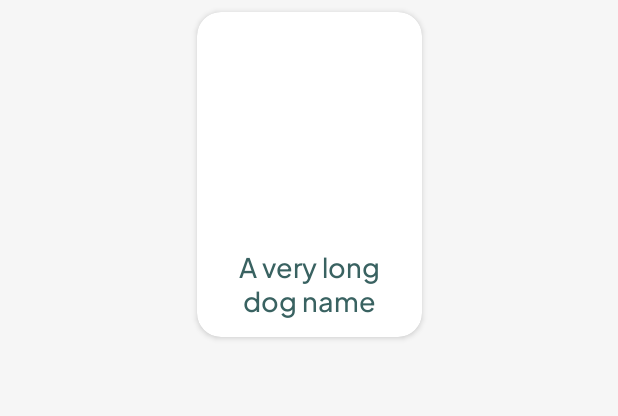
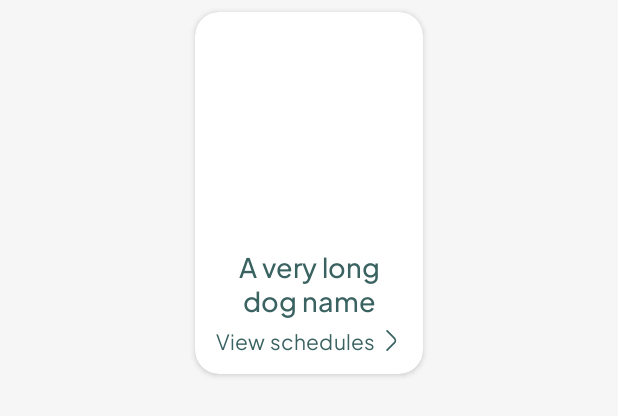
Before and after one commit to ajrnesto/WoofCare, an Android app: the layout cardview_pet.xml on its own in the app's theme, with its tools: preview values and no code run, on a phone screen of 412 x 824 dp. Shown: the top 416 px of the screen. Run offline under Robolectric (Android 15) with nearby library versions, the phone set to English and light mode, and no system bars; plain views replace RoundedImageView.

Commit message:
- Clickable pet thumbnails -> opens pet's schedules - Schedules receive pet uid arguments for filtering list of schedules.

```diff
--- /dev/null
+++ b/app/src/main/res/drawable-v24/angle_right_24.xml
@@ -0,0 +1 @@
+<vector xmlns:android="http://schemas.android.com/apk/res/android" android:width="24dp" android:height="24dp" android:viewportWidth="24" android:viewportHeight="24" android:tint="?attr/colorControlNormal"><path android:fillColor="@android:color/white" android:pathData="M7,24a1,1,0,0,1-0.71-0.29,1,1,0,0,1,0-1.42l8.17-8.17a3,3,0,0,0,0-4.24L6.29,1.71A1,1,0,0,1,7.71 0.29l8.17,8.17a5,5,0,0,1,0,7.08L7.71,23.71A1,1,0,0,1,7,24Z"/></vector>
--- a/app/src/main/res/layout/cardview_pet.xml
+++ b/app/src/main/res/layout/cardview_pet.xml
@@ -9,10 +9,10 @@
     <com.google.android.material.card.MaterialCardView
         android:layout_width="wrap_content"
         android:layout_height="wrap_content"
+        android:layout_marginTop="8dp"
+        android:layout_marginBottom="8dp"
         app:cardBackgroundColor="@color/white"
         app:cardCornerRadius="16dp"
-        android:layout_marginBottom="8dp"
-        android:layout_marginTop="8dp"
         app:cardElevation="2.4dp"
         app:layout_constraintBottom_toBottomOf="parent"
         app:layout_constraintEnd_toEndOf="parent"
@@ -38,18 +38,35 @@
                 android:layout_width="wrap_content"
                 android:layout_height="wrap_content"
                 android:layout_marginTop="5dp"
-                android:layout_marginBottom="12dp"
                 android:fontFamily="@font/plusjakartasans_medium"
                 android:maxWidth="130dp"
                 android:text="A very long dog name"
                 android:textAlignment="center"
                 android:textColor="?colorPrimary"
                 android:textSize="18sp"
-                app:layout_constraintBottom_toBottomOf="parent"
                 app:layout_constraintEnd_toEndOf="parent"
                 app:layout_constraintStart_toStartOf="parent"
                 app:layout_constraintTop_toBottomOf="@+id/ivPhoto" />
 
+            <com.google.android.material.button.MaterialButton
+                style="@style/WoofCare.Button.Icon"
+                android:layout_width="wrap_content"
+                android:layout_height="wrap_content"
+                android:layout_marginBottom="8dp"
+                android:backgroundTint="@color/white"
+                android:clickable="false"
+                android:focusable="false"
+                android:minHeight="0dp"
+                android:paddingVertical="0dp"
+                android:text="View schedules"
+                app:icon="@drawable/angle_right_24"
+                app:iconGravity="textEnd"
+                app:iconPadding="4dp"
+                app:layout_constraintBottom_toBottomOf="parent"
+                app:layout_constraintEnd_toEndOf="parent"
+                app:layout_constraintStart_toStartOf="parent"
+                app:layout_constraintTop_toBottomOf="@+id/tvName" />
+
         </androidx.constraintlayout.widget.ConstraintLayout>
     </com.google.android.material.card.MaterialCardView>
 </androidx.constraintlayout.widget.ConstraintLayout>
```
Also changed, not shown: app/src/main/java/com/woofcare/Fragments/PetsFragment.java (+10 -2 lines), app/src/main/java/com/woofcare/Fragments/ScheduleFragment.java (+23 -1 lines), app/src/main/res/drawable-v24/outline_navigate_next_24.xml (added, +11 -0 lines), app/src/main/res/layout/fragment_memories.xml (+0 -10 lines).
